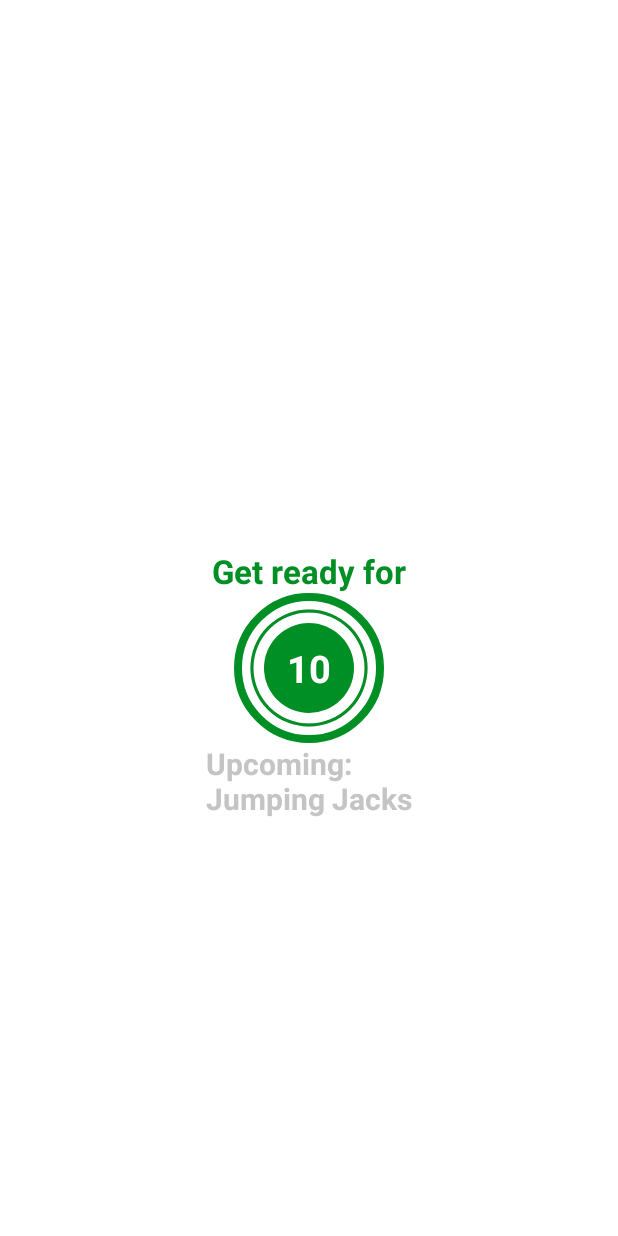
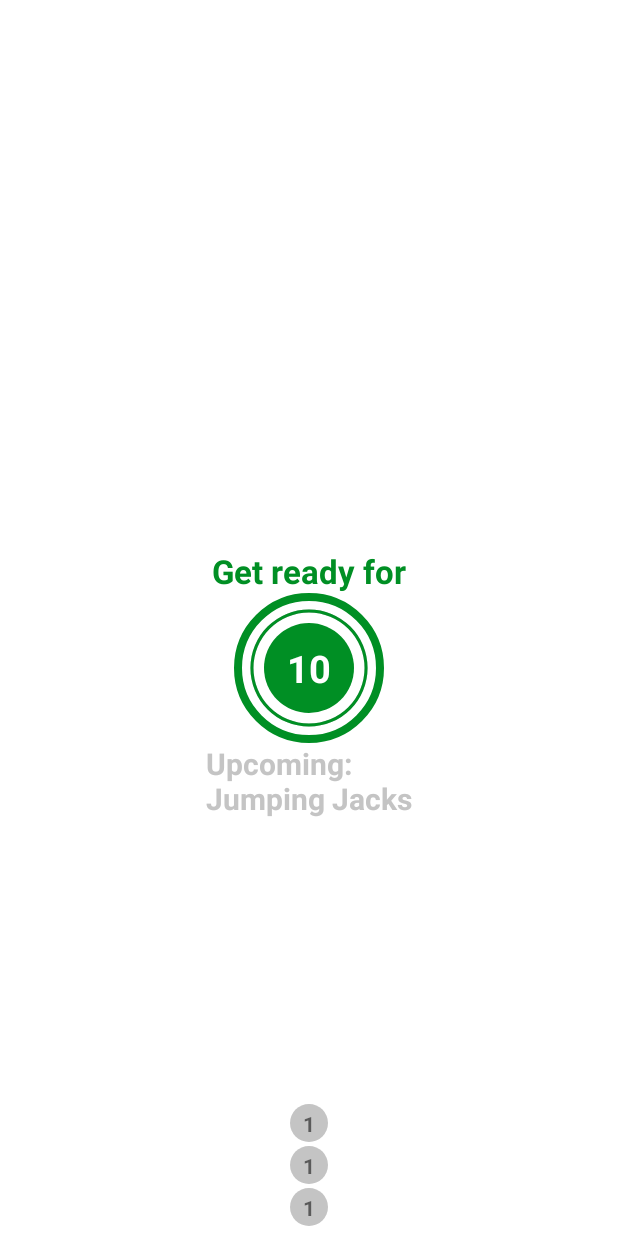
Before and after one commit to Adilkhan25/7MinutesWorkOut, an Android app: the layout activity_exercise.xml on its own in the app's theme, with its tools: preview values and no code run, on a phone screen of 412 x 824 dp. Run offline under Robolectric (Android 15) with nearby library versions, the phone set to English and light mode, and no system bars.

Commit message:
introduce recyclerview in the project to track the status of exercise

```diff
--- /dev/null
+++ b/app/src/main/res/drawable/tv_item_background.xml
@@ -0,0 +1,5 @@
+<?xml version="1.0" encoding="utf-8"?>
+<shape xmlns:android="http://schemas.android.com/apk/res/android"
+    android:shape="oval">
+    <solid android:color="#c4c4c4"/>
+</shape>
--- a/app/src/main/res/layout/activity_exercise.xml
+++ b/app/src/main/res/layout/activity_exercise.xml
@@ -115,7 +115,6 @@
         android:layout_height="100dp"
         android:layout_marginTop="10dp"
         android:background="@drawable/item_circular_color_accent_border"
-        app:layout_constraintBottom_toBottomOf="parent"
         android:visibility="invisible"
         app:layout_constraintTop_toBottomOf="@id/tvExerciseTitle"
         app:layout_constraintLeft_toLeftOf="parent"
@@ -147,9 +146,17 @@
                 android:textSize="25sp"
                 tools:text="10"/>
         </LinearLayout>
-
-
-
     </FrameLayout>
+    <androidx.recyclerview.widget.RecyclerView
+        android:id="@+id/rvExerciseStatus"
+        android:layout_width="wrap_content"
+        android:layout_height="wrap_content"
+        tools:listitem="@layout/item_exercise_status"
+        android:layout_margin="5dp"
+        app:layout_constraintTop_toBottomOf="@id/flExerciseProgressBar"
+        app:layout_constraintLeft_toLeftOf="parent"
+        app:layout_constraintRight_toRightOf="parent"
+        app:layout_constraintBottom_toBottomOf="parent"
+        />
 
 </androidx.constraintlayout.widget.ConstraintLayout>
--- /dev/null
+++ b/app/src/main/res/layout/item_exercise_status.xml
@@ -0,0 +1,14 @@
+<?xml version="1.0" encoding="utf-8"?>
+<TextView
+    xmlns:android="http://schemas.android.com/apk/res/android"
+    xmlns:tools="http://schemas.android.com/tools"
+    android:id="@+id/tvItem"
+    android:layout_width="25dp"
+    android:layout_height="25dp"
+    android:layout_margin="1dp"
+    android:background="@drawable/tv_item_background"
+    android:gravity="center"
+    android:padding="3dp"
+    android:textStyle="bold"
+    android:textSize="14sp"
+    tools:text="1"/>
```
Also changed, not shown: app/src/main/java/com/adilkhan/a7minutesworkout/ExerciseActivity.kt (+30 -1 lines), app/src/main/java/com/adilkhan/a7minutesworkout/ExerciseStatusAdapter.kt (added, +31 -0 lines), 1 other file.
